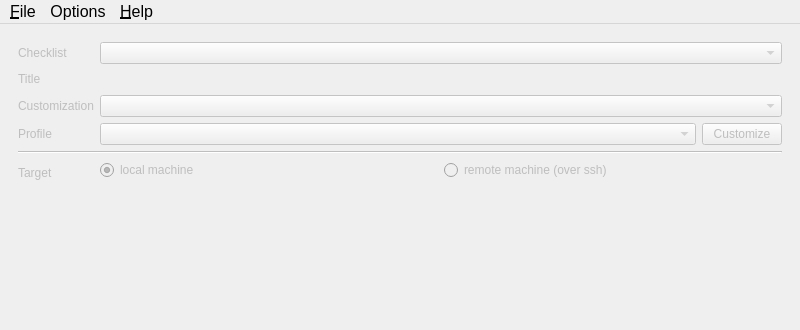
Old version of the form ui/MainWindow.ui in the repository OpenSCAP/scap-workbench; both pictures show x 0 to 800 and y 0 to 330 of the 800 by 650 pixel window.
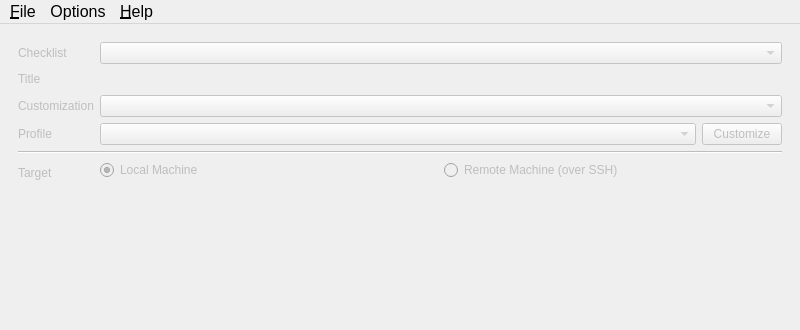
New version of the form. Custom widgets are drawn as their Qt base class.

Commit message: Capitalized local and remote machine labels, SSH in all caps

Diff of the .ui file:
```diff
--- a/ui/MainWindow.ui
+++ b/ui/MainWindow.ui
@@ -52,7 +52,7 @@
              <item>
               <widget class="QRadioButton" name="localMachineRadioButton">
                <property name="text">
-                <string>local machine</string>
+                <string>Local Machine</string>
                </property>
                <property name="checked">
                 <bool>true</bool>
@@ -62,7 +62,7 @@
              <item>
               <widget class="QRadioButton" name="remoteMachineRadioButton">
                <property name="text">
-                <string>remote machine (over ssh)</string>
+                <string>Remote Machine (over SSH)</string>
                </property>
               </widget>
              </item>
```
The commit also changes 1 other file.
